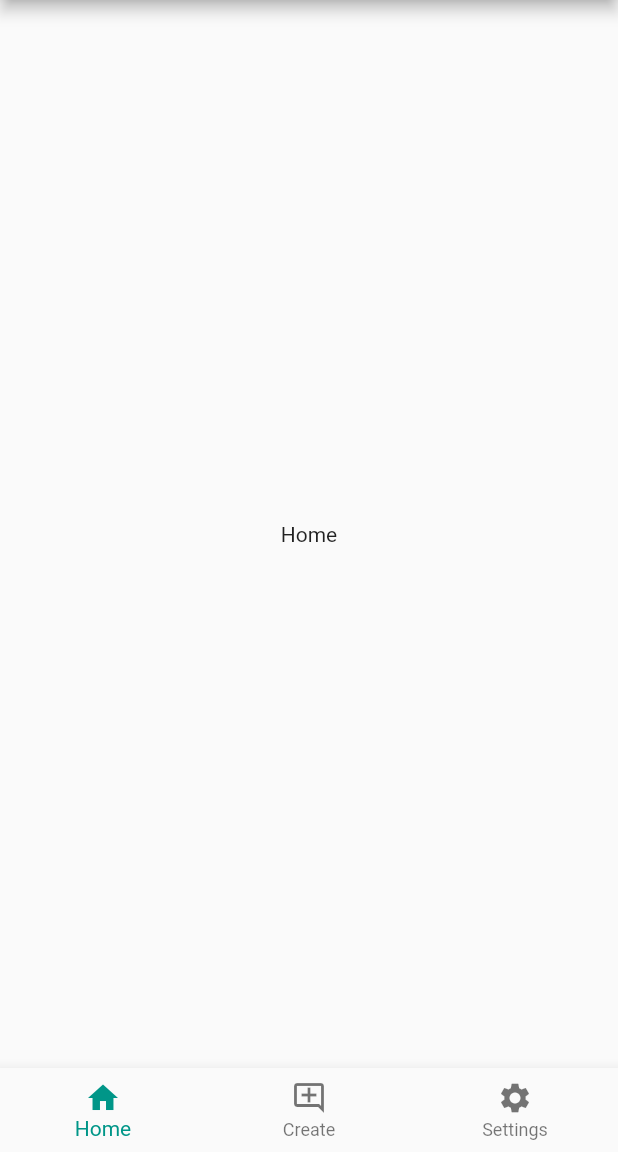
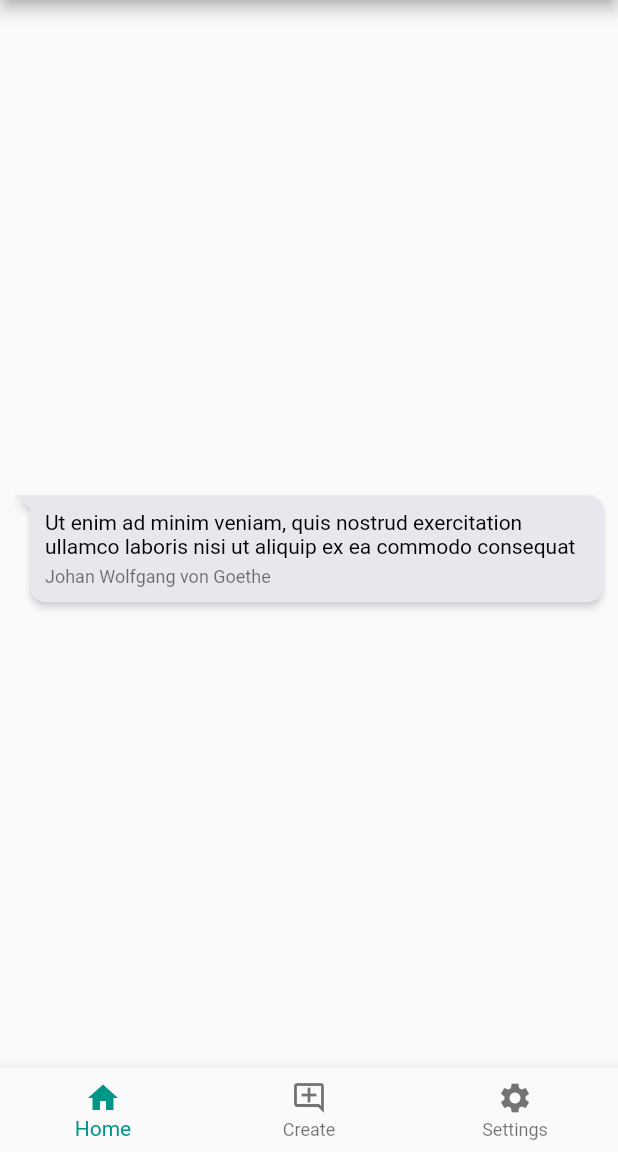
Before and after one commit to FlutterQuotes/QuotesApp, a Flutter app: the screen it shows after launch, on a phone screen of 412 x 824 dp, the part 84-1236 px from its top. Run offline on Flutter 3.47's test engine with Material 2 defaults, Android fonts, the phone set to English and light mode, and no system bars; drawn by our look-alikes of flutter_chat_bubble.

```diff
--- /dev/null
+++ b/lib/widgets/chatbubble.dart
@@ -0,0 +1,43 @@
+import 'package:flutter/material.dart';
+import 'package:flutter_chat_bubble/chat_bubble.dart';
+
+
+class MyChatBubble extends StatefulWidget{
+
+  final String content;
+  final String author;
+  final DateTime timestamp;
+
+  MyChatBubble({super.key, required this.content, required this.author, required this.timestamp});
+
+  @override
+  _ChatBubbleState createState() => _ChatBubbleState();
+  }
+
+class _ChatBubbleState extends State<MyChatBubble> {
+
+  @override
+  Widget build(BuildContext context) {
+    return ChatBubble(
+      clipper: ChatBubbleClipper2(type: BubbleType.receiverBubble),
+      alignment: Alignment.topLeft,
+      margin: const EdgeInsets.only(top: 20, left: 10, right: 10),
+      backGroundColor: const  Color(0xffE7E7ED),
+      child: Column(
+        crossAxisAlignment: CrossAxisAlignment.start,
+        children: const [
+          Text(
+            "Ut enim ad minim veniam, quis nostrud exercitation ullamco laboris nisi ut aliquip ex ea commodo consequat",
+            style: TextStyle(color: Colors.black),
+          ),
+          SizedBox(height: 5),
+          Text(
+            "Johan Wolfgang von Goethe",
+            style: TextStyle(color: Colors.black54, fontSize: 12),
+          ),
+        ],
+      ),
+    );
+  }
+
+}
--- a/lib/widgets/pages/home_page.dart
+++ b/lib/widgets/pages/home_page.dart
@@ -1,11 +1,12 @@
 import 'package:flutter/material.dart';
-
+import 'package:quotes_app/widgets/chatbubble.dart';
 class HomePage extends StatelessWidget{
   const HomePage({super.key});
 
   @override
   Widget build(BuildContext context) {
-    return const Text('Home');
+    return SingleChildScrollView(
+      child:MyChatBubble(content:' ', author:'', timestamp: DateTime.now()),
+          );
   }
-
 }
--- a/pubspec.yaml
+++ b/pubspec.yaml
@@ -35,6 +35,7 @@ dependencies:
   # The following adds the Cupertino Icons font to your application.
   # Use with the CupertinoIcons class for iOS style icons.
   cupertino_icons: ^1.0.2
+  flutter_chat_bubble: ^2.0.2
 
 dev_dependencies:
   flutter_test:
```
Also changed, not shown: pubspec.lock.
